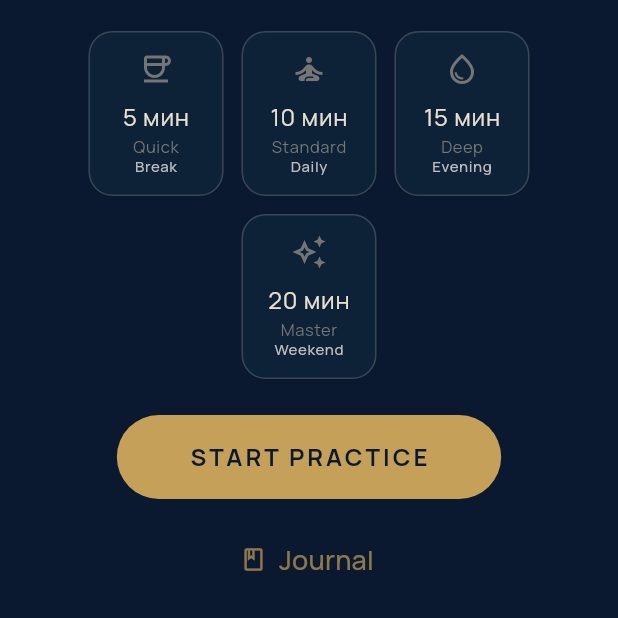
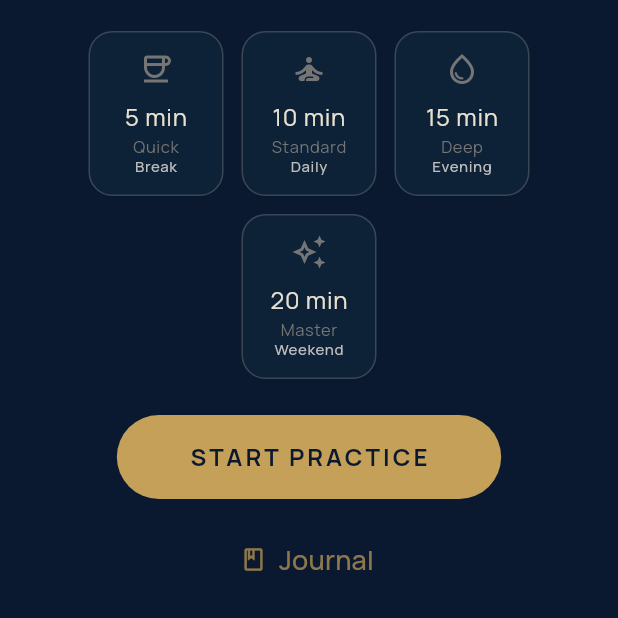
Before and after one commit to Nekswear/axismind, a Flutter app: the screen it shows after launch, on a phone screen of 412 x 824 dp, the part 521-1139 px from its top. Run offline on Flutter 3.47's test engine with Material 3 defaults, Android fonts, the phone set to English and light mode, and no system bars; our stand-ins replace audioplayers, cloud_firestore, firebase_auth, firebase_core, firebase_messaging, fl_chart and 7 more; accounts and stored records are empty; generated files the repository leaves out were written again; project files that could hold a hidden picture were left out.

Commit message:
Security: remove hardcoded Firebase keys, use --dart-define; fix UI bugs (Closure/min, overflow)

```diff
--- a/lib/core/widgets/zen_ui.dart
+++ b/lib/core/widgets/zen_ui.dart
@@ -1,5 +1,6 @@
 import 'package:flutter/material.dart';
 
+import '../../l10n/app_localizations.dart';
 import '../theme/zen_theme.dart';
 
 // =============================================================================
@@ -218,6 +219,7 @@ class DurationPreset extends StatelessWidget {
     final zen = Theme.of(context).extension<ZenStyles>() ?? ZenStyles.defaults;
     final theme = Theme.of(context);
     final primaryColor = theme.colorScheme.primary;
+    final l10n = AppLocalizations.of(context)!;
 
     return GestureDetector(
       onTap: onTap,
@@ -260,7 +262,7 @@ class DurationPreset extends StatelessWidget {
             Icon(icon, color: isSelected ? primaryColor : Colors.grey[600]),
             SizedBox(height: zen.spacingUnit),
             Text(
-              '$minutes мин',
+              l10n.min(minutes.toString()),
               style: theme.textTheme.bodyLarge?.copyWith(
                 fontWeight: isSelected ? FontWeight.w700 : FontWeight.w400,
                 color: isSelected ? primaryColor : null,
--- a/lib/screens/widgets/widescreen_layout.dart
+++ b/lib/screens/widgets/widescreen_layout.dart
@@ -101,6 +101,7 @@ class _WidescreenLayoutState extends State<WidescreenLayout> {
           flex: 4,
           child: Container(
             padding: EdgeInsets.all(zen.spacingUnit * 4),
+            child: SingleChildScrollView(
               child: Column(
                 mainAxisAlignment: MainAxisAlignment.center,
                 crossAxisAlignment: CrossAxisAlignment.stretch,
@@ -164,6 +165,7 @@ class _WidescreenLayoutState extends State<WidescreenLayout> {
                     ),
                   ],
                 ],
+              ),
             ),
           ),
         ),
@@ -285,7 +287,7 @@ class _WidescreenLayoutState extends State<WidescreenLayout> {
             children: [
               // Крупное время
               Text(
-                '$displayMinutes ${AppLocalizations.of(context)!.min}',
+                AppLocalizations.of(context)!.min(displayMinutes.toString()),
                 style: theme.textTheme.displayLarge?.copyWith(
                   fontFamily: 'PlayfairDisplay',
                   fontSize: 96,
@@ -355,7 +357,7 @@ class _WidescreenLayoutState extends State<WidescreenLayout> {
                     crossAxisAlignment: CrossAxisAlignment.start,
                     children: [
                       Text(
-                        '$minutes ${AppLocalizations.of(context)!.min} — $label',
+                        '${AppLocalizations.of(context)!.min(minutes.toString())} — $label',
                         style: theme.textTheme.bodyLarge?.copyWith(
                           fontWeight:
                               isActive ? FontWeight.w600 : FontWeight.w400,
```
Also changed, not shown: 3 other files. Lines whose indentation alone changed are shown as unchanged.
